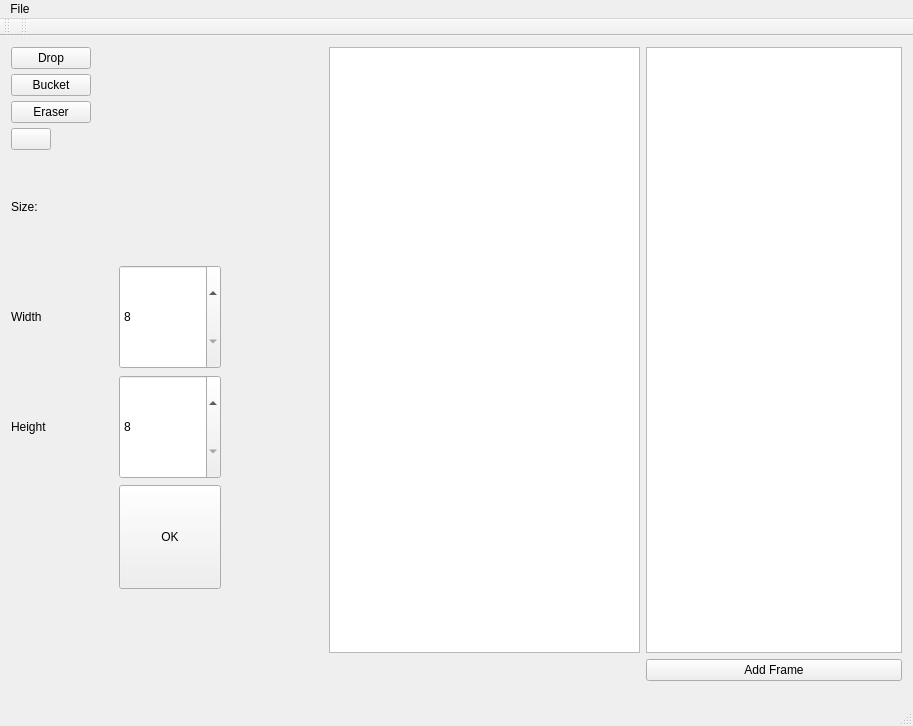
Before: the Qt Designer form spriteview.ui in Mitten25/SpriteEditor, drawn with Qt 5.
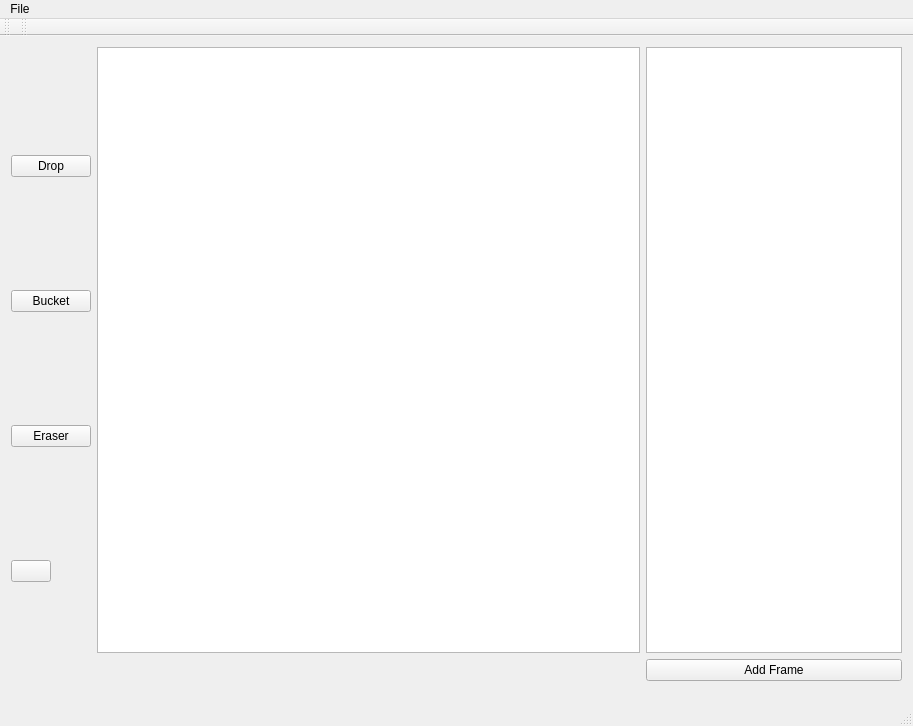
After: the same form once the commit is applied.

Commit message: Added row/col behaviour with private ints. still need to be set. default 8x8

```diff
--- a/spriteview.ui
+++ b/spriteview.ui
@@ -154,133 +154,6 @@
         </property>
        </widget>
       </item>
-      <item row="7" column="1">
-       <layout class="QGridLayout" name="gridLayout">
-        <item row="0" column="0">
-         <widget class="QLabel" name="sizeLabel">
-          <property name="sizePolicy">
-           <sizepolicy hsizetype="MinimumExpanding" vsizetype="MinimumExpanding">
-            <horstretch>0</horstretch>
-            <verstretch>0</verstretch>
-           </sizepolicy>
-          </property>
-          <property name="text">
-           <string>Size:</string>
-          </property>
-         </widget>
-        </item>
-        <item row="2" column="0">
-         <widget class="QLabel" name="heightLabel">
-          <property name="sizePolicy">
-           <sizepolicy hsizetype="MinimumExpanding" vsizetype="MinimumExpanding">
-            <horstretch>0</horstretch>
-            <verstretch>0</verstretch>
-           </sizepolicy>
-          </property>
-          <property name="text">
-           <string>Height</string>
-          </property>
-         </widget>
-        </item>
-        <item row="1" column="0">
-         <widget class="QLabel" name="widthLabel">
-          <property name="sizePolicy">
-           <sizepolicy hsizetype="MinimumExpanding" vsizetype="MinimumExpanding">
-            <horstretch>0</horstretch>
-            <verstretch>0</verstretch>
-           </sizepolicy>
-          </property>
-          <property name="text">
-           <string>Width</string>
-          </property>
-         </widget>
-        </item>
-        <item row="3" column="1">
-         <widget class="QPushButton" name="okButton">
-          <property name="sizePolicy">
-           <sizepolicy hsizetype="MinimumExpanding" vsizetype="Expanding">
-            <horstretch>0</horstretch>
-            <verstretch>0</verstretch>
-           </sizepolicy>
-          </property>
-          <property name="text">
-           <string>OK</string>
-          </property>
-         </widget>
-        </item>
-        <item row="1" column="1">
-         <widget class="QSpinBox" name="widthBox">
-          <property name="sizePolicy">
-           <sizepolicy hsizetype="MinimumExpanding" vsizetype="MinimumExpanding">
-            <horstretch>0</horstretch>
-            <verstretch>0</verstretch>
-           </sizepolicy>
-          </property>
-          <property name="minimum">
-           <number>8</number>
-          </property>
-          <property name="maximum">
-           <number>128</number>
-          </property>
-         </widget>
-        </item>
-        <item row="2" column="1">
-         <widget class="QSpinBox" name="heightBox">
-          <property name="sizePolicy">
-           <sizepolicy hsizetype="MinimumExpanding" vsizetype="MinimumExpanding">
-            <horstretch>0</horstretch>
-            <verstretch>0</verstretch>
-           </sizepolicy>
-          </property>
-          <property name="minimum">
-           <number>8</number>
-          </property>
-          <property name="maximum">
-           <number>128</number>
-          </property>
-         </widget>
-        </item>
-        <item row="3" column="0">
-         <spacer name="horizontalSpacer_2">
-          <property name="orientation">
-           <enum>Qt::Horizontal</enum>
-          </property>
-          <property name="sizeHint" stdset="0">
-           <size>
-            <width>40</width>
-            <height>20</height>
-           </size>
-          </property>
-         </spacer>
-        </item>
-        <item row="3" column="2">
-         <spacer name="horizontalSpacer">
-          <property name="orientation">
-           <enum>Qt::Horizontal</enum>
-          </property>
-          <property name="sizeHint" stdset="0">
-           <size>
-            <width>40</width>
-            <height>20</height>
-           </size>
-          </property>
-         </spacer>
-        </item>
-        <item row="4" column="1">
-         <spacer name="verticalSpacer_4">
-          <property name="orientation">
-           <enum>Qt::Vertical</enum>
-          </property>
-          <property name="sizeHint" stdset="0">
-           <size>
-            <width>20</width>
-            <height>40</height>
-           </size>
-          </property>
-         </spacer>
-        </item>
-       </layout>
-      </item>
      </layout>
     </item>
     <item row="0" column="2">
```
Left out of the diff: 2 changed lines with no effect on the pictures. The commit also changes 2 other files.
